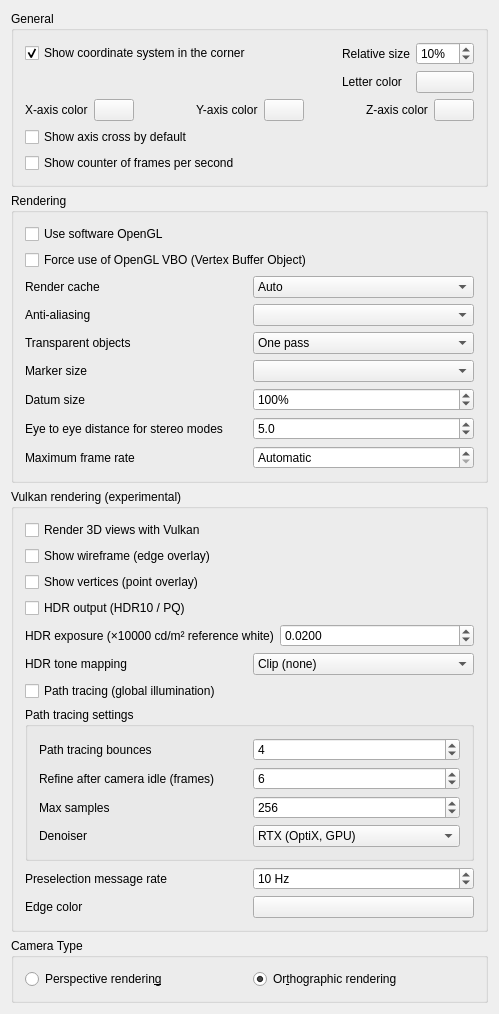
brianmk/FreeCAD-vulkan, file src/Gui/PreferencePages/DlgSettings3DView.ui: the form before one commit.
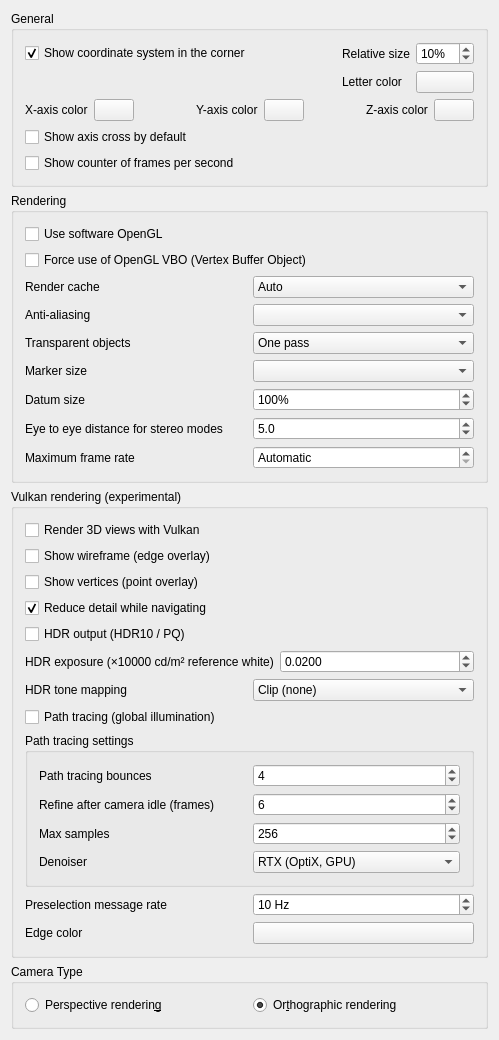
The form after the commit. Custom widgets are drawn as their Qt base class.

Commit message: Vulkan Gui + fcprobe: review fixes and Wayland-default tooling

```diff
--- a/src/Gui/PreferencePages/DlgSettings3DView.ui
+++ b/src/Gui/PreferencePages/DlgSettings3DView.ui
@@ -639,6 +639,25 @@
         </property>
        </widget>
       </item>
+      <item>
+       <widget class="Gui::PrefCheckBox" name="CheckBox_VulkanInteractionLod">
+        <property name="text">
+         <string>Reduce detail while navigating</string>
+        </property>
+        <property name="toolTip">
+         <string>While the camera is moving (navigating, orbiting or zooming), render simplified geometry to keep the viewport interactive, then restore full detail once the motion stops.  Only affects the Vulkan viewport.</string>
+        </property>
+        <property name="checked">
+         <bool>true</bool>
+        </property>
+        <property name="prefEntry" stdset="0">
+         <cstring>VulkanInteractionLod</cstring>
+        </property>
+        <property name="prefPath" stdset="0">
+         <cstring>View</cstring>
+        </property>
+       </widget>
+      </item>
       <item>
        <widget class="Gui::PrefCheckBox" name="CheckBox_VulkanHDR">
         <property name="text">
```
The commit also changes 41 other files.
